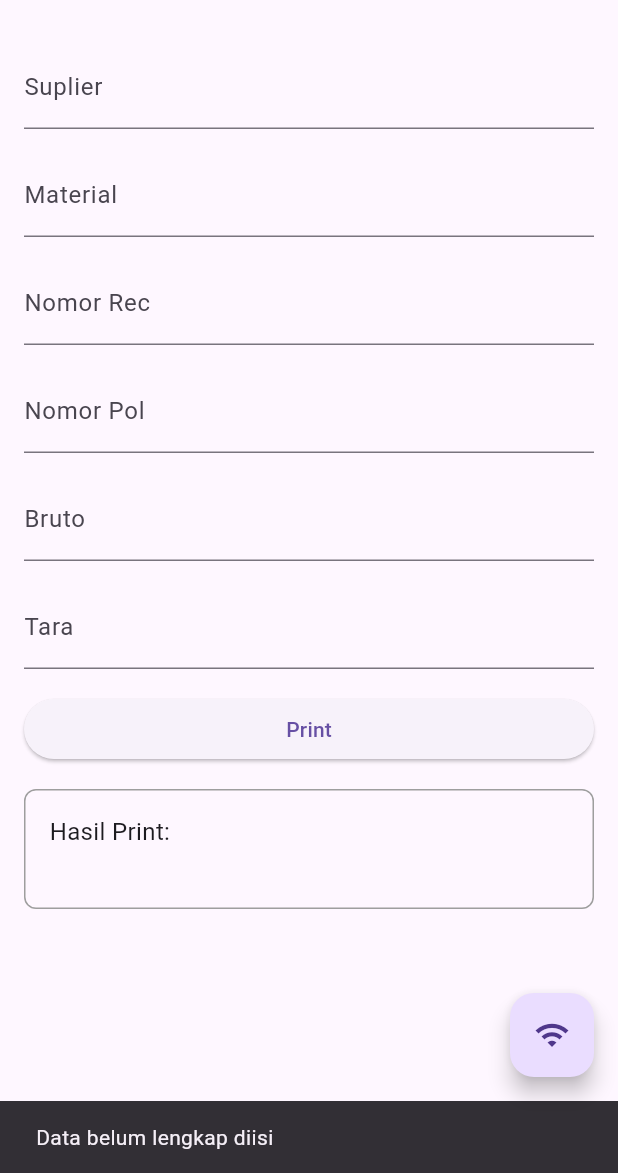
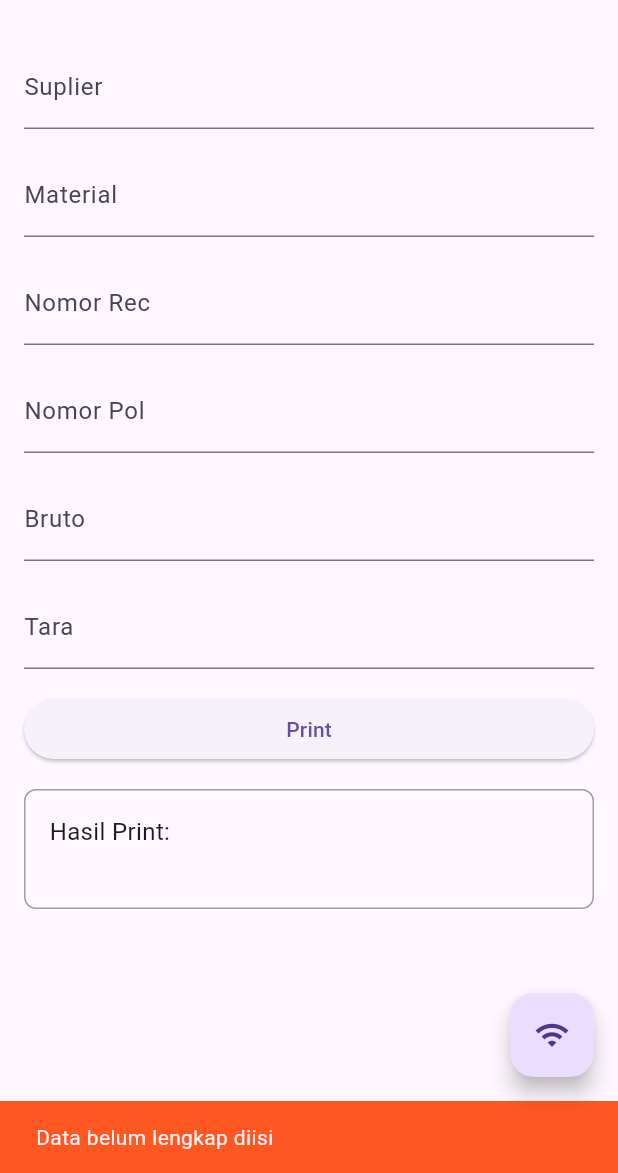
Before and after one commit to Skinnyfems/projectprint, a Flutter app: the PrintScreen screen opened directly, after a tap on "Print", on a phone screen of 412 x 824 dp, the part 63-1236 px from its top. Run offline on Flutter 3.47's test engine with Material 3 defaults, Android fonts, the phone set to English and light mode, and no system bars; our stand-ins replace shared_preferences; accounts and stored records are empty.

Commit message:
change color popup

```diff
--- a/lib/print_screen.dart
+++ b/lib/print_screen.dart
@@ -182,6 +182,7 @@ class _PrintScreenState extends State<PrintScreen> {
       SnackBar(
         content: Text(pesan),
         duration: Duration(seconds: 3),
+        backgroundColor: Colors.deepOrange,
       ),
     );
   }
```
